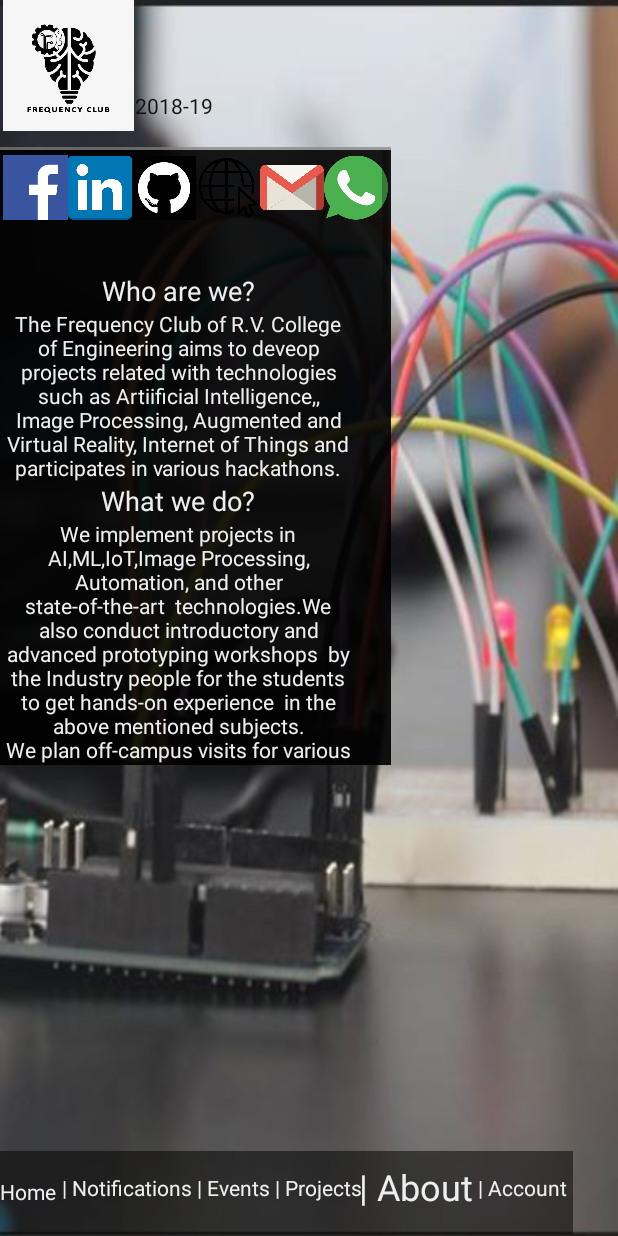
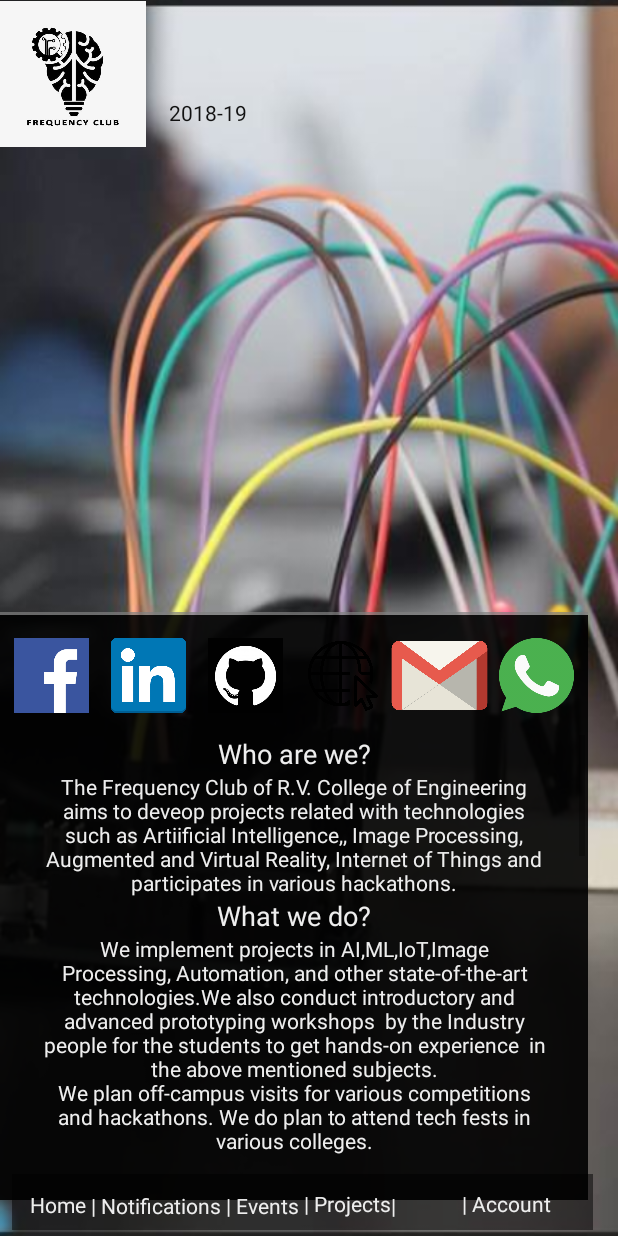
Before and after one commit to ns-psingh/FCApp, an Android app: the aboutpg screen opened directly, with no data from a screen before it, on a phone screen of 412 x 824 dp. Run offline under Robolectric (Android 15) with nearby library versions, the phone set to English and light mode, and no system bars.

Commit message:
aboutpg layout change

```diff
--- a/app/src/main/res/layout/activity_aboutpg.xml
+++ b/app/src/main/res/layout/activity_aboutpg.xml
@@ -1,20 +1,19 @@
 <?xml version="1.0" encoding="utf-8"?>
-<RelativeLayout xmlns:android="http://schemas.android.com/apk/res/android"
+<android.support.constraint.ConstraintLayout xmlns:android="http://schemas.android.com/apk/res/android"
     xmlns:app="http://schemas.android.com/apk/res-auto"
     xmlns:tools="http://schemas.android.com/tools"
     android:layout_width="match_parent"
     android:layout_height="match_parent"
     android:background="@drawable/e"
-    tools:context=".aboutpg">
+    tools:context=".aboutpg"
+    tools:layout_editor_absoluteY="81dp">
 
     <ImageView
         android:id="@+id/imageView3"
-        android:layout_width="91dp"
-        android:layout_height="87dp"
+        android:layout_width="97dp"
+        android:layout_height="98dp"
         android:layout_alignParentStart="true"
         android:layout_alignParentTop="true"
-        android:layout_marginStart="0dp"
-        android:layout_marginTop="0dp"
         app:srcCompat="@drawable/fclub2" />
 
     <TextView
@@ -22,58 +21,70 @@
         android:layout_width="wrap_content"
         android:layout_height="wrap_content"
         android:layout_alignParentTop="true"
+        android:layout_marginStart="8dp"
+        android:layout_marginTop="8dp"
+        android:layout_marginEnd="8dp"
         android:layout_toEndOf="@+id/imageView3"
         android:text="Premal Singh"
         android:textColor="@color/colorPrimary"
-        android:textSize="30sp" />
+        android:textSize="20sp"
+        app:layout_constraintEnd_toEndOf="parent"
+        app:layout_constraintHorizontal_bias="0.044"
+        app:layout_constraintStart_toEndOf="@+id/imageView3"
+        app:layout_constraintTop_toTopOf="parent" />
 
     <TextView
         android:id="@+id/userpost"
         android:layout_width="wrap_content"
-        android:layout_height="wrap_content"
+        android:layout_height="22dp"
         android:layout_below="@+id/userfullname"
+        android:layout_marginStart="8dp"
+        android:layout_marginTop="8dp"
+        android:layout_marginEnd="148dp"
         android:layout_toEndOf="@+id/imageView3"
         android:text="Core Team Member"
         android:textColor="@color/colorPrimary"
+        app:layout_constraintEnd_toEndOf="parent"
+        app:layout_constraintStart_toEndOf="@+id/imageView3"
+        app:layout_constraintTop_toBottomOf="@+id/userfullname"
         tools:text="Core Team Member" />
 
     <TextView
         android:id="@+id/textView8"
         android:layout_width="wrap_content"
-        android:layout_height="wrap_content"
+        android:layout_height="0dp"
         android:layout_alignBottom="@+id/imageView3"
-        android:layout_marginStart="-1dp"
-        android:layout_marginBottom="7dp"
+        android:layout_marginStart="8dp"
+        android:layout_marginEnd="8dp"
         android:layout_toEndOf="@+id/imageView3"
         android:text="2018-19"
-        android:textColor="@color/colorPrimaryDark" />
+        android:textColor="@color/colorPrimaryDark"
+        app:layout_constraintEnd_toEndOf="parent"
+        app:layout_constraintHorizontal_bias="0.031"
+        app:layout_constraintStart_toEndOf="@+id/imageView3"
+        app:layout_constraintTop_toBottomOf="@+id/userpost" />
 
-    <RelativeLayout
-        android:layout_width="match_parent"
-        android:layout_height="422dp"
+    <android.support.constraint.ConstraintLayout
+        android:id="@+id/constraintLayout"
+        android:layout_width="392dp"
+        android:layout_height="402dp"
         android:layout_alignEnd="@+id/userpost"
         android:layout_alignParentTop="true"
-        android:layout_marginTop="88dp"
-        android:layout_marginEnd="-169dp"
-        android:background="@android:drawable/menu_full_frame">
-
-        <ScrollView
-            android:layout_width="match_parent"
-            android:layout_height="match_parent"
-            android:layout_alignParentStart="true"
-            android:layout_alignParentTop="true"
-            android:layout_marginStart="0dp"
-            android:layout_marginTop="0dp">
-
-
-            <RelativeLayout
-                android:layout_width="match_parent"
-                android:layout_height="wrap_content">
+        android:layout_marginBottom="24dp"
+        android:background="@android:drawable/menu_full_frame"
+        app:layout_constraintBottom_toBottomOf="parent"
+        app:layout_constraintEnd_toEndOf="parent"
+        app:layout_constraintHorizontal_bias="0.0"
+        app:layout_constraintStart_toStartOf="parent">
 
         <LinearLayout
             android:layout_width="match_parent"
             android:layout_height="50dp"
-                    android:orientation="horizontal">
+            android:layout_alignParentTop="true"
+            android:orientation="horizontal"
+            app:layout_constraintBottom_toTopOf="@+id/scrollView2"
+            app:layout_constraintEnd_toEndOf="parent"
+            app:layout_constraintTop_toTopOf="parent">
 
             <ImageView
                 android:id="@+id/facebookbtn"
@@ -118,14 +129,31 @@
                 app:srcCompat="@drawable/whatsapp" />
         </LinearLayout>
 
+        <ScrollView
+            android:id="@+id/scrollView2"
+            android:layout_width="match_parent"
+            android:layout_height="282dp"
+            android:layout_alignParentStart="true"
+            android:layout_alignParentTop="true"
+            android:layout_marginTop="60dp"
+            android:layout_marginBottom="8dp"
+            app:layout_constraintBottom_toBottomOf="parent"
+            app:layout_constraintEnd_toEndOf="parent"
+            app:layout_constraintTop_toTopOf="parent">
+
+
+            <android.support.constraint.ConstraintLayout
+                android:layout_width="match_parent"
+                android:layout_height="wrap_content">
+
                 <LinearLayout
                     android:layout_width="340dp"
                     android:layout_height="wrap_content"
                     android:layout_alignParentTop="true"
                     android:layout_alignParentEnd="true"
-                    android:layout_marginTop="81dp"
-                    android:layout_marginEnd="23dp"
-                    android:orientation="vertical">
+                    android:orientation="vertical"
+                    app:layout_constraintEnd_toEndOf="parent"
+                    app:layout_constraintStart_toStartOf="parent">
 
 
                     <TextView
@@ -267,19 +295,23 @@
                 </LinearLayout>
 
 
-            </RelativeLayout>
+            </android.support.constraint.ConstraintLayout>
         </ScrollView>
 
-    </RelativeLayout>
+    </android.support.constraint.ConstraintLayout>
 
-    <RelativeLayout
-        android:layout_width="match_parent"
-        android:layout_height="55dp"
+    <android.support.constraint.ConstraintLayout
+        android:id="@+id/relativeLayout"
+        android:layout_width="387dp"
+        android:layout_height="37dp"
         android:layout_alignEnd="@+id/textView8"
         android:layout_alignParentBottom="true"
-        android:layout_marginEnd="-240dp"
-        android:layout_marginBottom="1dp"
-        android:background="@android:drawable/screen_background_dark_transparent">
+        android:layout_marginBottom="4dp"
+        android:background="@android:drawable/screen_background_dark_transparent"
+        app:layout_constraintBottom_toBottomOf="parent"
+        app:layout_constraintEnd_toEndOf="parent"
+        app:layout_constraintHorizontal_bias="0.333"
+        app:layout_constraintStart_toStartOf="parent" />
 
     <TextView
         android:id="@+id/hometext"
@@ -287,10 +319,13 @@
         android:layout_height="wrap_content"
         android:layout_alignParentStart="true"
         android:layout_alignParentTop="true"
-            android:layout_marginStart="0dp"
-            android:layout_marginTop="17dp"
+        android:layout_marginStart="20dp"
         android:text="Home"
-            android:textColor="@color/colorAccent" />
+        android:textColor="@color/colorAccent"
+        app:layout_constraintBottom_toBottomOf="@+id/relativeLayout"
+        app:layout_constraintStart_toStartOf="parent"
+        app:layout_constraintTop_toTopOf="@+id/relativeLayout"
+        app:layout_constraintVertical_bias="0.611" />
 
     <TextView
         android:id="@+id/notifcationbtn"
@@ -298,50 +333,64 @@
         android:layout_height="wrap_content"
         android:layout_alignParentStart="true"
         android:layout_alignParentBottom="true"
-            android:layout_marginStart="38dp"
-            android:layout_marginBottom="21dp"
+        android:layout_marginTop="8dp"
+        android:layout_marginBottom="8dp"
         android:layout_toEndOf="@+id/hometext"
         android:text=" | Notifications"
-            android:textColor="@color/colorAccent" />
+        android:textColor="@color/colorAccent"
+        app:layout_constraintBottom_toBottomOf="parent"
+        app:layout_constraintStart_toEndOf="@+id/hometext"
+        app:layout_constraintTop_toTopOf="@+id/relativeLayout" />
 
     <TextView
         android:id="@+id/eventbtn"
         android:layout_width="wrap_content"
         android:layout_height="wrap_content"
         android:layout_alignBottom="@+id/notifcationbtn"
+        android:layout_marginTop="8dp"
+        android:layout_marginBottom="8dp"
         android:layout_toEndOf="@+id/notifcationbtn"
         android:text=" | Events"
-            android:textColor="@color/colorAccent" />
+        android:textColor="@color/colorAccent"
+        app:layout_constraintBottom_toBottomOf="parent"
+        app:layout_constraintStart_toEndOf="@+id/notifcationbtn"
+        app:layout_constraintTop_toTopOf="@+id/relativeLayout" />
 
     <TextView
         android:id="@+id/projectbtn"
         android:layout_width="wrap_content"
         android:layout_height="wrap_content"
         android:layout_alignTop="@+id/notifcationbtn"
+        android:layout_marginBottom="8dp"
         android:layout_toEndOf="@+id/eventbtn"
         android:text=" | Projects"
-            android:textColor="@color/colorAccent" />
+        android:textColor="@color/colorAccent"
+        app:layout_constraintBottom_toBottomOf="@+id/relativeLayout"
+        app:layout_constraintStart_toEndOf="@+id/eventbtn"
+        app:layout_constraintTop_toTopOf="@+id/relativeLayout"
+        app:layout_constraintVertical_bias="1.0" />
 
     <TextView
         android:id="@+id/aboutbtn"
-            android:layout_width="wrap_content"
-            android:layout_height="wrap_content"
+        android:layout_width="44dp"
+        android:layout_height="18dp"
         android:layout_alignTop="@+id/notifcationbtn"
-            android:layout_marginStart="-2dp"
-            android:layout_marginTop="-7dp"
+        android:layout_marginBottom="12dp"
         android:layout_toEndOf="@+id/projectbtn"
         android:text="| About"
         android:textColor="@color/colorAccent"
-            android:textSize="24sp" />
+        app:layout_constraintBottom_toBottomOf="parent"
+        app:layout_constraintStart_toEndOf="@+id/projectbtn" />
 
     <TextView
         android:id="@+id/accountbtn"
         android:layout_width="wrap_content"
         android:layout_height="wrap_content"
         android:layout_alignTop="@+id/notifcationbtn"
+        android:layout_marginBottom="12dp"
         android:layout_toEndOf="@+id/aboutbtn"
         android:text=" | Account"
-            android:textColor="@color/colorAccent" />
-    </RelativeLayout>
-
-</RelativeLayout>
+        android:textColor="@color/colorAccent"
+        app:layout_constraintBottom_toBottomOf="parent"
+        app:layout_constraintStart_toEndOf="@+id/aboutbtn" />
+     </android.support.constraint.ConstraintLayout>
```
Lines whose indentation alone changed are shown as unchanged.
